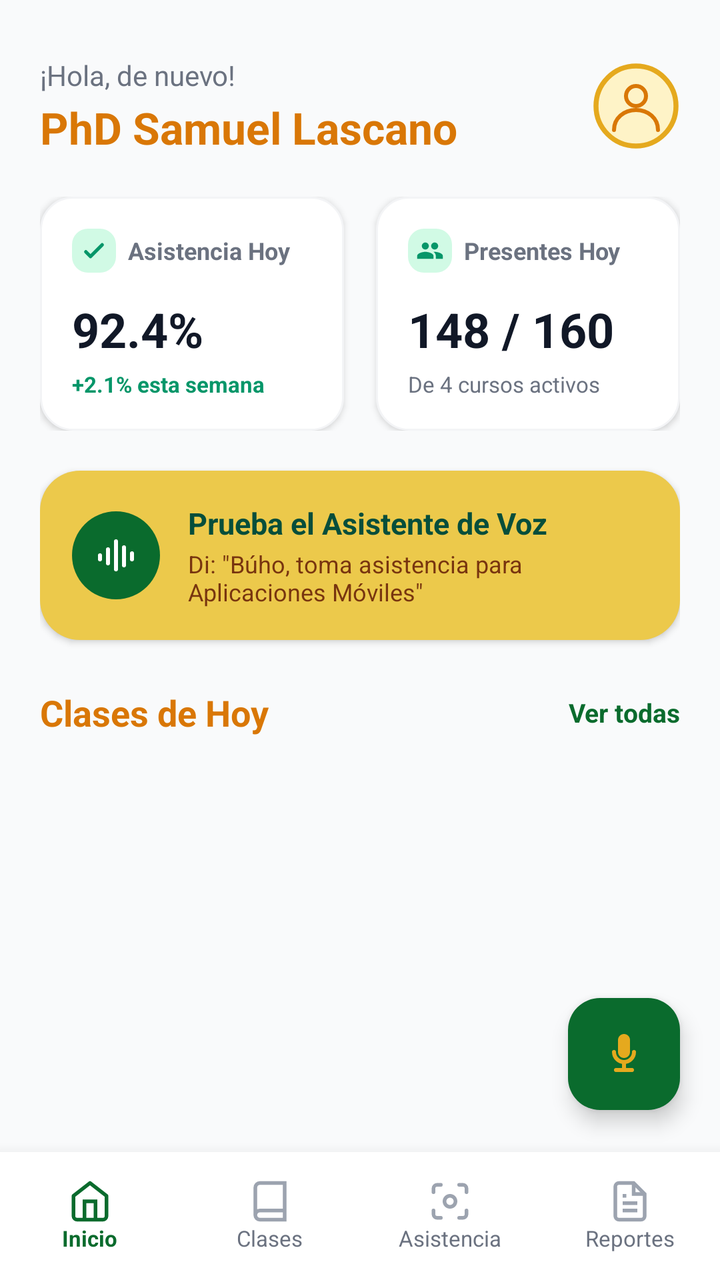
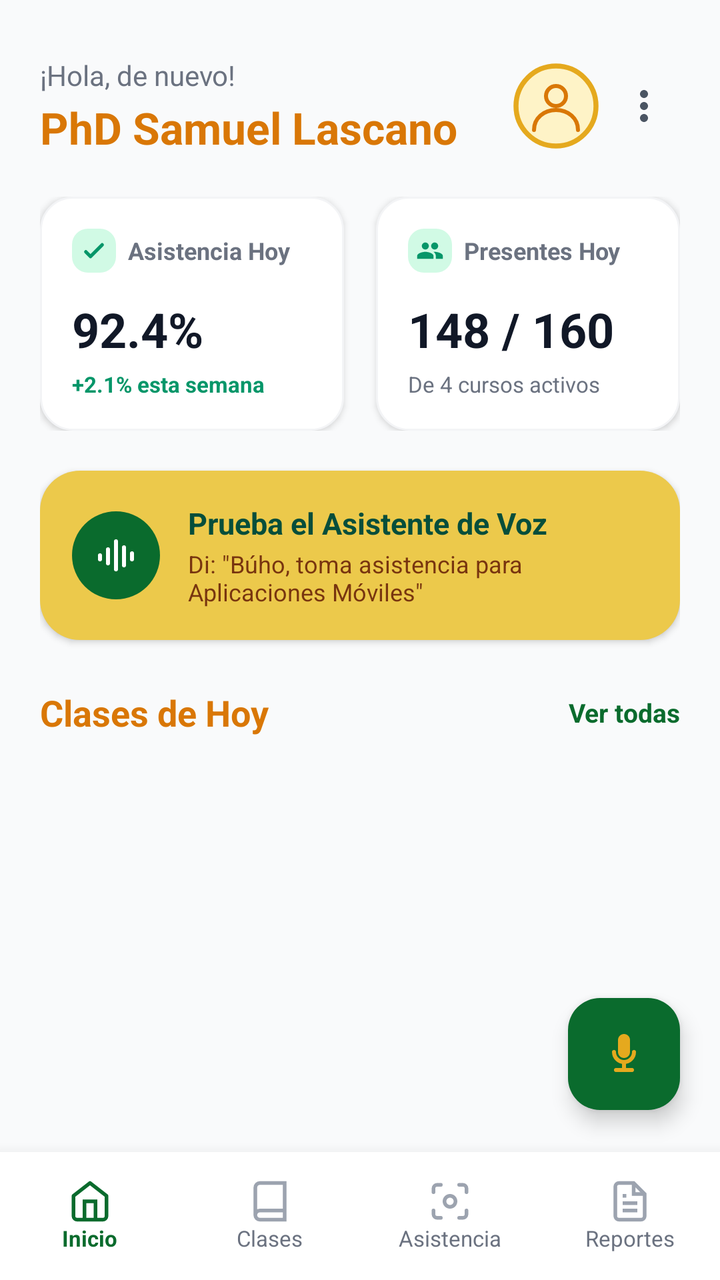

Before-and-after screenshots of an Android layout around one commit, followed by the original layout XML and the change that was made.
<!-- AndroidManifest.xml: application theme Theme.BuhoPass -->
<!-- res/layout/activity_dashboard.xml -->
<?xml version="1.0" encoding="utf-8"?>
<androidx.coordinatorlayout.widget.CoordinatorLayout xmlns:android="http://schemas.android.com/apk/res/android"
    xmlns:app="http://schemas.android.com/apk/res-auto"
    android:layout_width="match_parent"
    android:layout_height="match_parent"
    android:background="@color/bg_light">

    <androidx.core.widget.NestedScrollView
        android:layout_width="match_parent"
        android:layout_height="match_parent"
        android:fillViewport="true"
        android:paddingBottom="80dp">

        <LinearLayout
            android:layout_width="match_parent"
            android:layout_height="wrap_content"
            android:orientation="vertical"
            android:padding="20dp">

            
            <RelativeLayout
                android:layout_width="match_parent"
                android:layout_height="wrap_content"
                android:layout_marginTop="8dp">

                <LinearLayout
                    android:layout_width="wrap_content"
                    android:layout_height="wrap_content"
                    android:layout_alignParentStart="true"
                    android:orientation="vertical">

                    <TextView
                        android:layout_width="wrap_content"
                        android:layout_height="wrap_content"
                        android:text="¡Hola, de nuevo!"
                        android:textColor="@color/text_muted"
                        android:textSize="14sp" />

                    <TextView
                        android:id="@+id/tvDocenteName"
                        android:layout_width="wrap_content"
                        android:layout_height="wrap_content"
                        android:layout_marginTop="2dp"
                        android:text="PhD Samuel Lascano"
                        android:textColor="@color/upec_gold_title"
                        android:textSize="22sp"
                        android:textStyle="bold" />
                </LinearLayout>

                <ImageView
                    android:id="@+id/imgAvatar"
                    android:layout_width="44dp"
                    android:layout_height="44dp"
                    android:layout_alignParentEnd="true"
                    android:layout_centerVertical="true"
                    android:src="@drawable/ic_user_avatar" />
            </RelativeLayout>

            
            <LinearLayout
                android:layout_width="match_parent"
                android:layout_height="wrap_content"
                android:layout_marginTop="20dp"
                android:orientation="horizontal">

                
                <LinearLayout
                    android:layout_width="0dp"
                    android:layout_height="wrap_content"
                    android:layout_marginEnd="8dp"
                    android:layout_weight="1"
                    android:background="@drawable/bg_card_white"
                    android:elevation="2dp"
                    android:orientation="vertical"
                    android:padding="16dp">

                    <LinearLayout
                        android:layout_width="wrap_content"
                        android:layout_height="wrap_content"
                        android:gravity="center_vertical"
                        android:orientation="horizontal">

                        <ImageView
                            android:layout_width="22dp"
                            android:layout_height="22dp"
                            android:background="@drawable/bg_icon_metric"
                            android:padding="4dp"
                            android:src="@drawable/ic_check" />

                        <TextView
                            android:layout_width="wrap_content"
                            android:layout_height="wrap_content"
                            android:layout_marginStart="6dp"
                            android:text="Asistencia Hoy"
                            android:textColor="@color/text_muted"
                            android:textSize="12sp"
                            android:textStyle="bold" />
                    </LinearLayout>

                    <TextView
                        android:id="@+id/tvMetricaPorcentaje"
                        android:layout_width="wrap_content"
                        android:layout_height="wrap_content"
                        android:layout_marginTop="12dp"
                        android:text="92.4%"
                        android:textColor="@color/text_dark"
                        android:textSize="24sp"
                        android:textStyle="bold" />

                    <TextView
                        android:layout_width="wrap_content"
                        android:layout_height="wrap_content"
                        android:layout_marginTop="4dp"
                        android:text="+2.1% esta semana"
                        android:textColor="#059669"
                        android:textSize="11sp"
                        android:textStyle="bold" />
                </LinearLayout>

                
                <LinearLayout
                    android:layout_width="0dp"
                    android:layout_height="wrap_content"
                    android:layout_marginStart="8dp"
                    android:layout_weight="1"
                    android:background="@drawable/bg_card_white"
                    android:elevation="2dp"
                    android:orientation="vertical"
                    android:padding="16dp">

                    <LinearLayout
                        android:layout_width="wrap_content"
                        android:layout_height="wrap_content"
                        android:gravity="center_vertical"
                        android:orientation="horizontal">

                        <ImageView
                            android:layout_width="22dp"
                            android:layout_height="22dp"
                            android:background="@drawable/bg_icon_metric"
                            android:padding="4dp"
                            android:src="@drawable/ic_users" />

                        <TextView
                            android:layout_width="wrap_content"
                            android:layout_height="wrap_content"
                            android:layout_marginStart="6dp"
                            android:text="Presentes Hoy"
                            android:textColor="@color/text_muted"
                            android:textSize="12sp"
                            android:textStyle="bold" />
                    </LinearLayout>

                    <TextView
                        android:id="@+id/tvMetricaPresentes"
                        android:layout_width="wrap_content"
                        android:layout_height="wrap_content"
                        android:layout_marginTop="12dp"
                        android:text="148 / 160"
                        android:textColor="@color/text_dark"
                        android:textSize="24sp"
                        android:textStyle="bold" />

                    <TextView
                        android:layout_width="wrap_content"
                        android:layout_height="wrap_content"
                        android:layout_marginTop="4dp"
                        android:text="De 4 cursos activos"
                        android:textColor="@color/text_muted"
                        android:textSize="11sp" />
                </LinearLayout>
            </LinearLayout>

            
            <LinearLayout
                android:id="@+id/bannerAsistenteVoz"
                android:layout_width="match_parent"
                android:layout_height="wrap_content"
                android:layout_marginTop="20dp"
                android:background="@drawable/bg_banner_voice"
                android:clickable="true"
                android:elevation="2dp"
                android:focusable="true"
                android:foreground="?attr/selectableItemBackground"
                android:gravity="center_vertical"
                android:orientation="horizontal"
                android:padding="16dp">

                <ImageView
                    android:layout_width="44dp"
                    android:layout_height="44dp"
                    android:background="@drawable/bg_circle_green"
                    android:padding="10dp"
                    android:src="@drawable/ic_audio_wave" />

                <LinearLayout
                    android:layout_width="0dp"
                    android:layout_height="wrap_content"
                    android:layout_marginStart="14dp"
                    android:layout_weight="1"
                    android:orientation="vertical">

                    <TextView
                        android:layout_width="wrap_content"
                        android:layout_height="wrap_content"
                        android:text="Prueba el Asistente de Voz"
                        android:textColor="#064E3B"
                        android:textSize="15sp"
                        android:textStyle="bold" />

                    <TextView
                        android:layout_width="wrap_content"
                        android:layout_height="wrap_content"
                        android:layout_marginTop="2dp"
                        android:text="Di: &quot;Búho, toma asistencia para Aplicaciones Móviles&quot;"
                        android:textColor="#78350F"
                        android:textSize="12sp" />
                </LinearLayout>
            </LinearLayout>

            
            <RelativeLayout
                android:layout_width="match_parent"
                android:layout_height="wrap_content"
                android:layout_marginTop="24dp"
                android:layout_marginBottom="12dp">

                <TextView
                    android:layout_width="wrap_content"
                    android:layout_height="wrap_content"
                    android:layout_alignParentStart="true"
                    android:text="Clases de Hoy"
                    android:textColor="@color/upec_gold_title"
                    android:textSize="18sp"
                    android:textStyle="bold" />

                <TextView
                    android:id="@+id/tvVerTodas"
                    android:layout_width="wrap_content"
                    android:layout_height="wrap_content"
                    android:layout_alignParentEnd="true"
                    android:layout_centerVertical="true"
                    android:text="Ver todas"
                    android:textColor="@color/upec_green"
                    android:textSize="13sp"
                    android:textStyle="bold" />
            </RelativeLayout>

            
            <androidx.recyclerview.widget.RecyclerView
                android:id="@+id/rvClases"
                android:layout_width="match_parent"
                android:layout_height="wrap_content"
                android:nestedScrollingEnabled="false" />

        </LinearLayout>
    </androidx.core.widget.NestedScrollView>

    
    <com.google.android.material.floatingactionbutton.FloatingActionButton
        android:id="@+id/fabMic"
        android:layout_width="wrap_content"
        android:layout_height="wrap_content"
        android:layout_gravity="bottom|end"
        android:layout_marginEnd="20dp"
        android:layout_marginBottom="85dp"
        android:contentDescription="Hablar con Carchito"
        android:src="@drawable/ic_mic"
        app:backgroundTint="@color/upec_green"
        app:elevation="6dp"
        app:tint="@null" />

    
    <LinearLayout
        android:layout_width="match_parent"
        android:layout_height="64dp"
        android:layout_gravity="bottom"
        android:background="@color/white"
        android:elevation="12dp"
        android:orientation="horizontal"
        android:paddingVertical="6dp">

        
        <LinearLayout
            android:id="@+id/tabInicio"
            android:layout_width="0dp"
            android:layout_height="match_parent"
            android:layout_weight="1"
            android:gravity="center"
            android:orientation="vertical">

            <ImageView
                android:layout_width="22dp"
                android:layout_height="22dp"
                android:src="@drawable/ic_nav_home" />

            <TextView
                android:layout_width="wrap_content"
                android:layout_height="wrap_content"
                android:text="Inicio"
                android:textColor="@color/upec_green"
                android:textSize="11sp"
                android:textStyle="bold" />
        </LinearLayout>

        
        <LinearLayout
            android:id="@+id/tabClases"
            android:layout_width="0dp"
            android:layout_height="match_parent"
            android:layout_weight="1"
            android:gravity="center"
            android:orientation="vertical">

            <ImageView
                android:layout_width="22dp"
                android:layout_height="22dp"
                android:src="@drawable/ic_nav_classes" />

            <TextView
                android:layout_width="wrap_content"
                android:layout_height="wrap_content"
                android:text="Clases"
                android:textColor="@color/text_muted"
                android:textSize="11sp" />
        </LinearLayout>

        
        <LinearLayout
            android:id="@+id/tabAsistencia"
            android:layout_width="0dp"
            android:layout_height="match_parent"
            android:layout_weight="1"
            android:gravity="center"
            android:orientation="vertical">

            <ImageView
                android:layout_width="22dp"
                android:layout_height="22dp"
                android:src="@drawable/ic_nav_asistencia" />

            <TextView
                android:layout_width="wrap_content"
                android:layout_height="wrap_content"
                android:text="Asistencia"
                android:textColor="@color/text_muted"
                android:textSize="11sp" />
        </LinearLayout>

        
        <LinearLayout
            android:id="@+id/tabReportes"
            android:layout_width="0dp"
            android:layout_height="match_parent"
            android:layout_weight="1"
            android:gravity="center"
            android:orientation="vertical">

            <ImageView
                android:layout_width="22dp"
                android:layout_height="22dp"
                android:src="@drawable/ic_nav_reports" />

            <TextView
                android:layout_width="wrap_content"
                android:layout_height="wrap_content"
                android:text="Reportes"
                android:textColor="@color/text_muted"
                android:textSize="11sp" />
        </LinearLayout>
    </LinearLayout>

</androidx.coordinatorlayout.widget.CoordinatorLayout>
<!-- resources referenced by this layout -->
<resources>
  <color name="bg_light">#F9FAFB</color>
  <color name="text_dark">#111827</color>
  <color name="text_muted">#6B7280</color>
  <color name="upec_gold_title">#D97706</color>
  <color name="upec_green">#0A6B2D</color>
  <color name="white">#FFFFFF</color>
  <!-- drawable bg_banner_voice (drawable) -->
  <?xml version="1.0" encoding="utf-8"?>
  <shape xmlns:android="http://schemas.android.com/apk/res/android"
      android:shape="rectangle">
      <solid android:color="#ECC94B" />
      <corners android:radius="20dp" />
  </shape>
  <!-- drawable bg_card_white (drawable) -->
  <?xml version="1.0" encoding="utf-8"?>
  <shape xmlns:android="http://schemas.android.com/apk/res/android"
      android:shape="rectangle">
      <solid android:color="#FFFFFF" />
      <corners android:radius="16dp" />
      <stroke
          android:width="1dp"
          android:color="#F3F4F6" />
  </shape>
  <!-- drawable bg_circle_green (drawable) -->
  <?xml version="1.0" encoding="utf-8"?>
  <shape xmlns:android="http://schemas.android.com/apk/res/android"
      android:shape="oval">
      <solid android:color="#0A6B2D" />
  </shape>
  <!-- drawable bg_icon_metric (drawable) -->
  <?xml version="1.0" encoding="utf-8"?>
  <shape xmlns:android="http://schemas.android.com/apk/res/android"
      android:shape="rectangle">
      <solid android:color="#D1FAE5" />
      <corners android:radius="8dp" />
  </shape>
  <!-- drawable ic_audio_wave (drawable) -->
  <vector xmlns:android="http://schemas.android.com/apk/res/android"
      android:width="24dp"
      android:height="24dp"
      android:viewportWidth="24"
      android:viewportHeight="24">
      <path
          android:strokeColor="#FFFFFF"
          android:strokeWidth="2"
          android:strokeLineCap="round"
          android:pathData="M4,12v2M8,9v7M12,5v14M16,8v9M20,11v3" />
  </vector>
  <!-- drawable ic_check (drawable) -->
  <vector xmlns:android="http://schemas.android.com/apk/res/android"
      android:width="16dp"
      android:height="16dp"
      android:viewportWidth="24"
      android:viewportHeight="24">
      <path
          android:strokeColor="#059669"
          android:strokeWidth="3"
          android:strokeLineCap="round"
          android:strokeLineJoin="round"
          android:pathData="M5,13l4,4L19,7" />
  </vector>
  <!-- drawable ic_nav_classes (drawable) -->
  <vector xmlns:android="http://schemas.android.com/apk/res/android"
      android:width="24dp"
      android:height="24dp"
      android:viewportWidth="24"
      android:viewportHeight="24">
      <path
          android:strokeColor="#9CA3AF"
          android:strokeWidth="2"
          android:strokeLineCap="round"
          android:pathData="M4,19.5A2.5,2.5 0 0,1 6.5,17H20M4,19.5A2.5,2.5 0 0,0 6.5,22H20V2H6.5A2.5,2.5 0 0,0 4,4.5z" />
  </vector>
  <style name="Theme.BuhoPass" parent="Theme.Material3.DayNight.NoActionBar">
          <item name="colorPrimary">@color/upec_green</item>
          <item name="colorPrimaryVariant">@color/upec_green_dark</item>
          <item name="colorSecondary">@color/upec_gold</item>
          <item name="android:statusBarColor">@color/upec_green</item>
          <item name="android:windowLightStatusBar" tools:targetApi="m">false</item>
      </style>
  <color name="upec_green_dark">#064E20</color>
  <color name="upec_gold">#E5A91E</color>
  <!-- unchanged entries left out for length: 6 -->
</resources>

<!-- the commit's change to res/layout/activity_dashboard.xml (unified diff, before → after) -->
@@ -27,6 +27,7 @@
                     android:layout_width="wrap_content"
                     android:layout_height="wrap_content"
                     android:layout_alignParentStart="true"
+                    android:layout_toStartOf="@+id/layoutUserActions"
                     android:orientation="vertical">
 
                     <TextView
@@ -47,13 +48,36 @@
                         android:textStyle="bold" />
                 </LinearLayout>
 
-                <ImageView
-                    android:id="@+id/imgAvatar"
-                    android:layout_width="44dp"
-                    android:layout_height="44dp"
+                
+                <LinearLayout
+                    android:id="@+id/layoutUserActions"
+                    android:layout_width="wrap_content"
+                    android:layout_height="wrap_content"
                     android:layout_alignParentEnd="true"
                     android:layout_centerVertical="true"
-                    android:src="@drawable/ic_user_avatar" />
+                    android:gravity="center_vertical"
+                    android:orientation="horizontal">
+
+                    <ImageView
+                        android:id="@+id/imgAvatar"
+                        android:layout_width="44dp"
+                        android:layout_height="44dp"
+                        android:background="?attr/selectableItemBackgroundBorderless"
+                        android:clickable="true"
+                        android:focusable="true"
+                        android:src="@drawable/ic_user_avatar" />
+
+                    <ImageView
+                        android:id="@+id/btnMenuOpciones"
+                        android:layout_width="36dp"
+                        android:layout_height="36dp"
+                        android:layout_marginStart="4dp"
+                        android:background="?attr/selectableItemBackgroundBorderless"
+                        android:clickable="true"
+                        android:focusable="true"
+                        android:padding="6dp"
+                        android:src="@drawable/ic_more_vert" />
+                </LinearLayout>
             </RelativeLayout>
 
             
<!-- resource entries referenced after the edit -->
@@ -61,6 +61,16 @@
           android:strokeLineJoin="round"
           android:pathData="M5,13l4,4L19,7" />
   </vector>
+  <!-- drawable ic_more_vert (drawable) -->
+  <vector xmlns:android="http://schemas.android.com/apk/res/android"
+      android:width="24dp"
+      android:height="24dp"
+      android:viewportWidth="24"
+      android:viewportHeight="24">
+      <path
+          android:fillColor="#4B5563"
+          android:pathData="M12,8c1.1,0 2,-0.9 2,-2s-0.9,-2 -2,-2 -2,0.9 -2,2 0.9,2 2,2zM12,10c-1.1,0 -2,0.9 -2,2s0.9,2 2,2 2,-0.9 2,-2 -0.9,-2 -2,-2zM12,16c-1.1,0 -2,0.9 -2,2s0.9,2 2,2 2,-0.9 2,-2 -0.9,-2 -2,-2z" />
+  </vector>
   <!-- drawable ic_nav_classes (drawable) -->
   <vector xmlns:android="http://schemas.android.com/apk/res/android"
       android:width="24dp"
